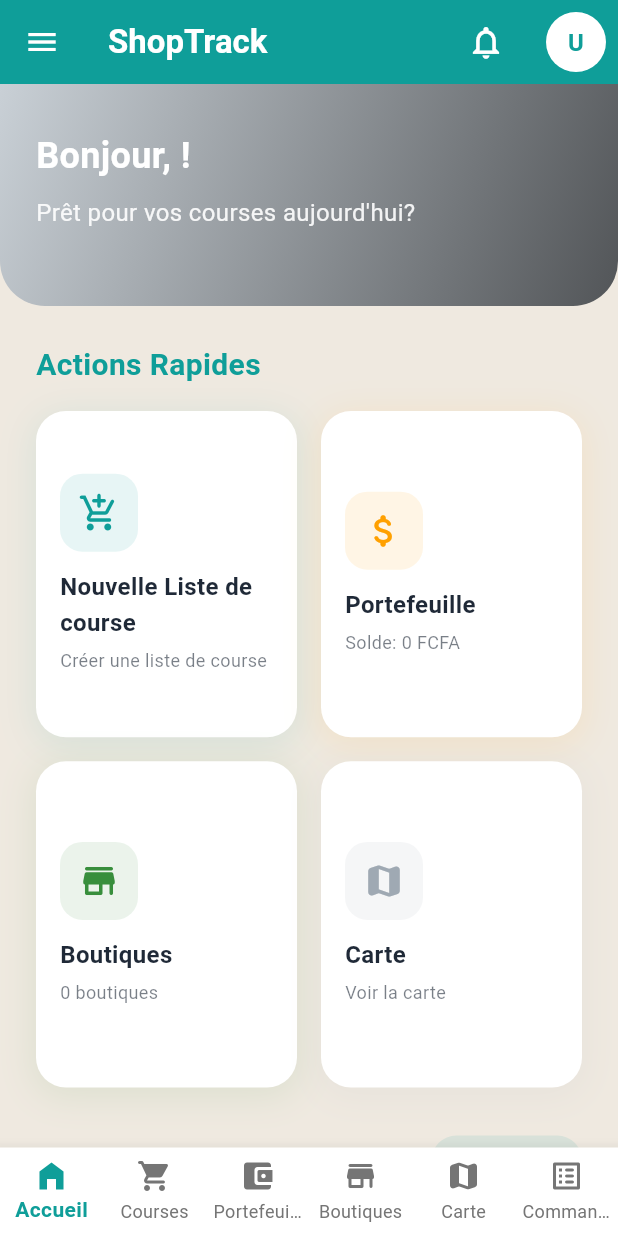
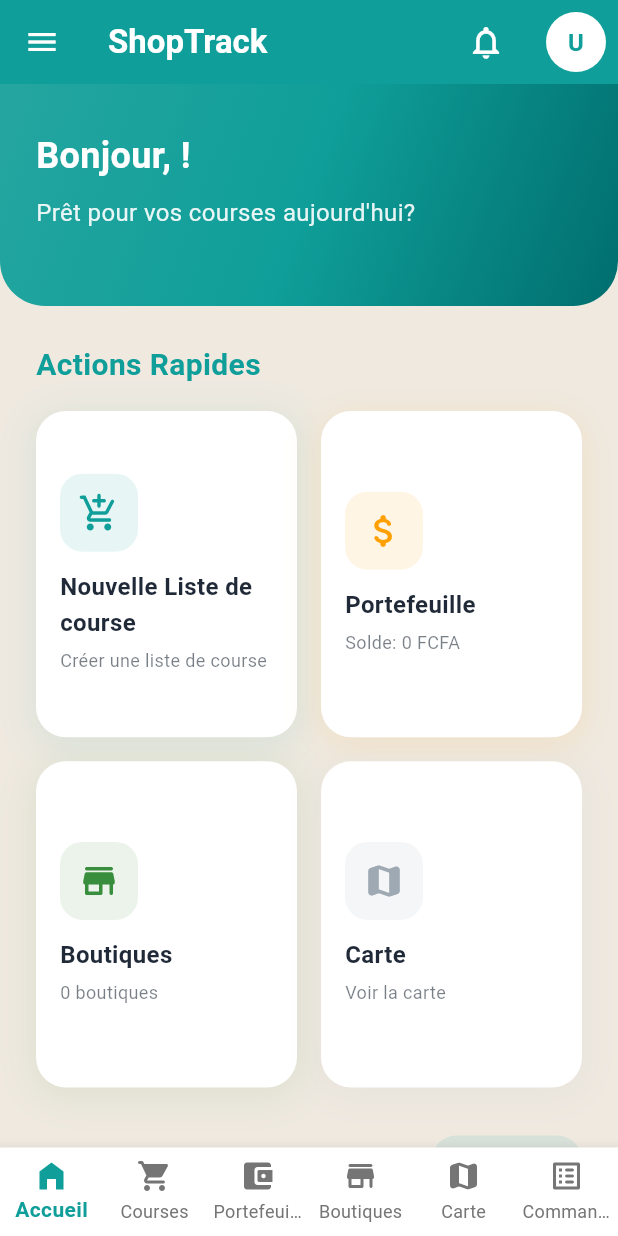
Before and after one commit to evodie-boss/gestion_courses, a Flutter app: the HomeScreen screen opened directly, on a phone screen of 412 x 824 dp. Run offline on Flutter 3.47's test engine with Material 3 defaults, Android fonts, the phone set to English and light mode, and no system bars; our stand-ins replace cloud_firestore, firebase_auth, firebase_core, flutter_map, geolocator, image_picker and 1 more; missing offline and left inert: image_picker_web; accounts and stored records are empty.

Commit message:
Correction de la couleur grise de la page d'accueil

```diff
--- a/lib/screens/home_screen.dart
+++ b/lib/screens/home_screen.dart
@@ -416,7 +416,8 @@ class _HomeScreenState extends State<HomeScreen>
     );
   }
 
-  Widget _getCurrentPage(BuildContext context, UserModel? user, String? userId) {
+  Widget _getCurrentPage(
+      BuildContext context, UserModel? user, String? userId) {
     switch (_currentIndex) {
       case 0:
         return KeyedSubtree(
@@ -464,6 +465,7 @@ class _HomeScreenState extends State<HomeScreen>
         crossAxisAlignment: CrossAxisAlignment.start,
         children: [
           // Bannière de bienvenue
+          // Bannière de bienvenue - NOUVEAU CODE (avec tropical teal)
           TweenAnimationBuilder<double>(
             duration: const Duration(milliseconds: 800),
             tween: Tween(begin: 0.0, end: 1.0),
@@ -482,8 +484,10 @@ class _HomeScreenState extends State<HomeScreen>
               decoration: BoxDecoration(
                 gradient: LinearGradient(
                   colors: [
-                    const Color.fromARGB(255, 201, 208, 214),
-                    const Color.fromARGB(255, 82, 85, 88),
+                    AppColors.tropicalTeal.withOpacity(0.9),
+                    AppColors.tropicalTeal,
+                    const Color.fromARGB(255, 0, 110,
+                        110), // Version plus foncée pour le dégradé
                   ],
                   begin: Alignment.topLeft,
                   end: Alignment.bottomRight,
@@ -547,7 +551,8 @@ class _HomeScreenState extends State<HomeScreen>
                         GridView.builder(
                           shrinkWrap: true,
                           physics: const NeverScrollableScrollPhysics(),
-                          gridDelegate: const SliverGridDelegateWithFixedCrossAxisCount(
+                          gridDelegate:
+                              const SliverGridDelegateWithFixedCrossAxisCount(
                             crossAxisCount: 2,
                             crossAxisSpacing: 16,
                             mainAxisSpacing: 16,
@@ -1404,7 +1409,7 @@ class _HomeScreenState extends State<HomeScreen>
               ...orders.map((doc) => _buildOrderCard(doc)).toList(),
             ],
           ),
-    );
+        );
       },
     );
   }
@@ -1575,7 +1580,8 @@ class _HomeScreenState extends State<HomeScreen>
     }
   }
 
-  Drawer _buildDrawer(BuildContext context, AuthService authService, String? userId) {
+  Drawer _buildDrawer(
+      BuildContext context, AuthService authService, String? userId) {
     final user = authService.currentUser;
     final isLoggedIn = user != null;
 
```
